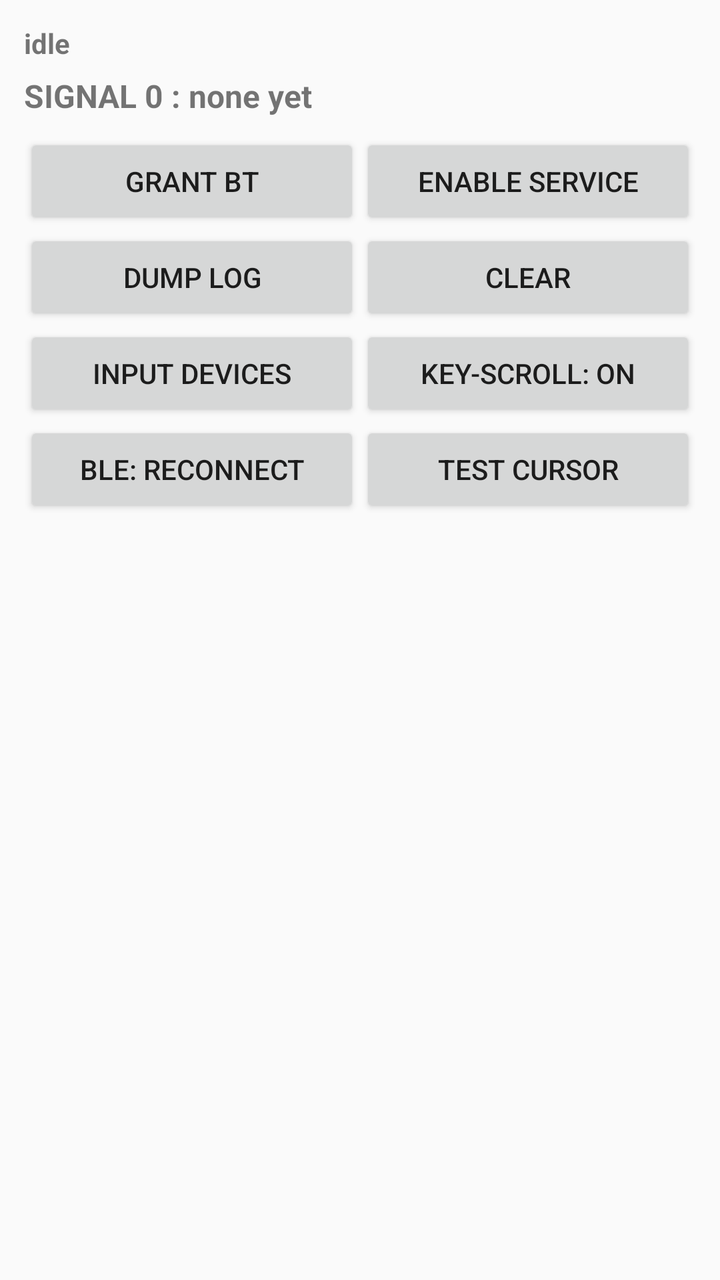
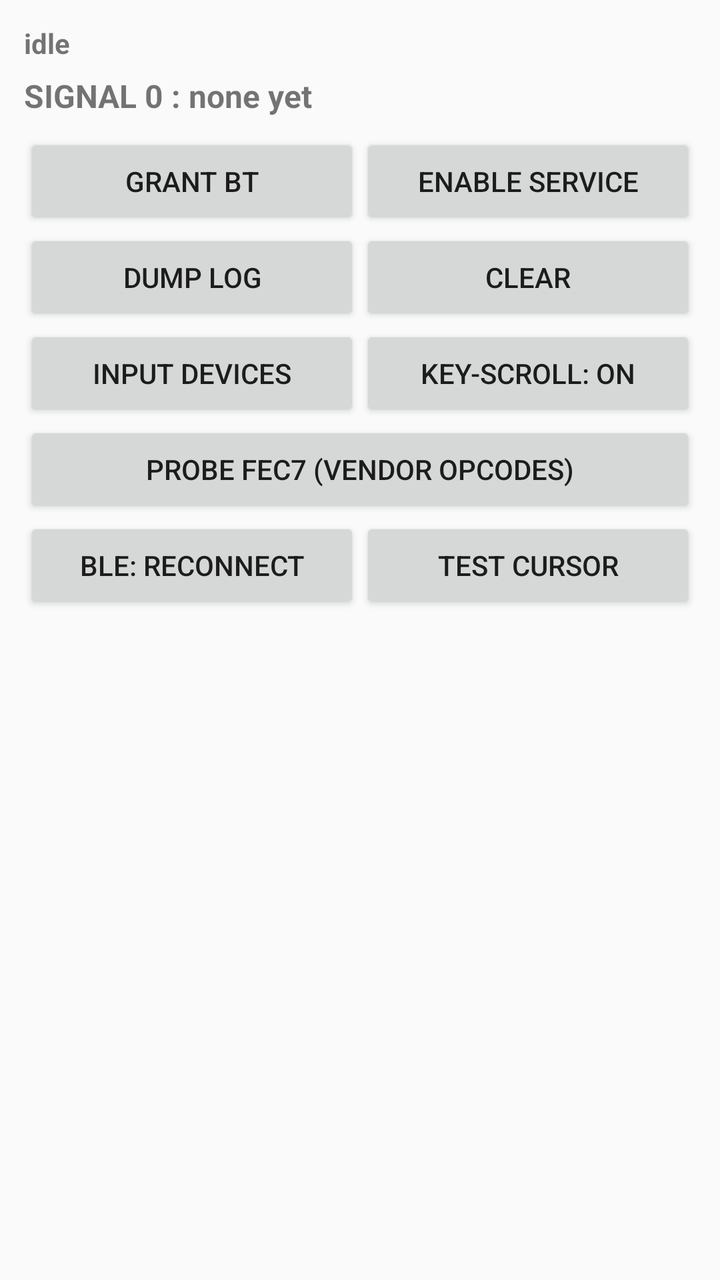

An Android layout rendered at two revisions. The XML below is the earlier revision; the diff shows what the commit changed to produce the second picture.
<!-- AndroidManifest.xml: application theme Theme.RingCursor -->
<!-- res/layout/activity_main.xml -->
<?xml version="1.0" encoding="utf-8"?>
<LinearLayout xmlns:android="http://schemas.android.com/apk/res/android"
    android:id="@+id/root"
    android:layout_width="match_parent"
    android:layout_height="match_parent"
    android:orientation="vertical"
    android:padding="12dp">

    <TextView
        android:id="@+id/status"
        android:layout_width="match_parent"
        android:layout_height="wrap_content"
        android:textStyle="bold"
        android:text="idle" />

    <TextView
        android:id="@+id/signal"
        android:layout_width="match_parent"
        android:layout_height="wrap_content"
        android:textStyle="bold"
        android:textSize="16sp"
        android:paddingTop="6dp"
        android:paddingBottom="8dp"
        android:text="SIGNAL 0 : none yet" />

    <LinearLayout
        android:layout_width="match_parent"
        android:layout_height="wrap_content"
        android:orientation="horizontal">

        <Button
            android:id="@+id/btnPerms"
            android:layout_width="0dp"
            android:layout_weight="1"
            android:layout_height="wrap_content"
            android:text="Grant BT" />

        <Button
            android:id="@+id/btnA11y"
            android:layout_width="0dp"
            android:layout_weight="1"
            android:layout_height="wrap_content"
            android:text="Enable service" />
    </LinearLayout>

    <LinearLayout
        android:layout_width="match_parent"
        android:layout_height="wrap_content"
        android:orientation="horizontal">

        <Button
            android:id="@+id/btnDump"
            android:layout_width="0dp"
            android:layout_weight="1"
            android:layout_height="wrap_content"
            android:text="Dump log" />

        <Button
            android:id="@+id/btnClear"
            android:layout_width="0dp"
            android:layout_weight="1"
            android:layout_height="wrap_content"
            android:text="Clear" />
    </LinearLayout>

    <LinearLayout
        android:layout_width="match_parent"
        android:layout_height="wrap_content"
        android:orientation="horizontal">

        <Button
            android:id="@+id/btnDevices"
            android:layout_width="0dp"
            android:layout_weight="1"
            android:layout_height="wrap_content"
            android:text="Input devices" />

        <Button
            android:id="@+id/btnKeyScroll"
            android:layout_width="0dp"
            android:layout_weight="1"
            android:layout_height="wrap_content"
            android:text="Key-scroll: ON" />
    </LinearLayout>

    <LinearLayout
        android:layout_width="match_parent"
        android:layout_height="wrap_content"
        android:orientation="horizontal">

        <Button
            android:id="@+id/btnBle"
            android:layout_width="0dp"
            android:layout_weight="1"
            android:layout_height="wrap_content"
            android:text="BLE: reconnect" />

        <Button
            android:id="@+id/btnDemo"
            android:layout_width="0dp"
            android:layout_weight="1"
            android:layout_height="wrap_content"
            android:text="Test cursor" />
    </LinearLayout>

    <ScrollView
        android:id="@+id/scroll"
        android:layout_width="match_parent"
        android:layout_height="0dp"
        android:layout_weight="1">

        <TextView
            android:id="@+id/log"
            android:layout_width="match_parent"
            android:layout_height="wrap_content"
            android:fontFamily="monospace"
            android:textSize="10sp"
            android:typeface="monospace" />
    </ScrollView>
</LinearLayout>
<!-- resources referenced by this layout -->
<resources>
  <style name="Theme.RingCursor" parent="Theme.AppCompat.DayNight.DarkActionBar" />
</resources>

<!-- the commit's change to res/layout/activity_main.xml (unified diff, before → after) -->
@@ -83,6 +83,12 @@
             android:text="Key-scroll: ON" />
     </LinearLayout>
 
+    <Button
+        android:id="@+id/btnProbe"
+        android:layout_width="match_parent"
+        android:layout_height="wrap_content"
+        android:text="PROBE FEC7 (vendor opcodes)" />
+
     <LinearLayout
         android:layout_width="match_parent"
         android:layout_height="wrap_content"
